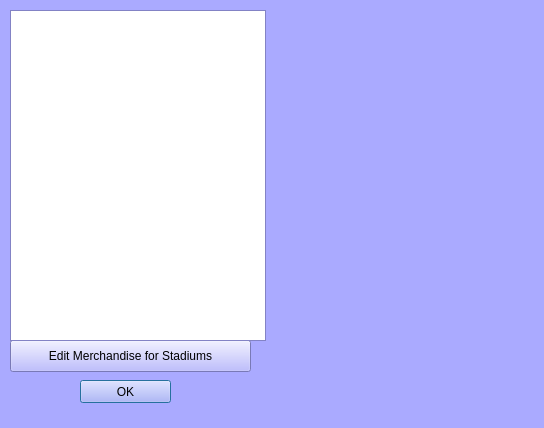
Qt form Project2/adminwindow.ui (Xannada/Spring15Project2) before a commit.
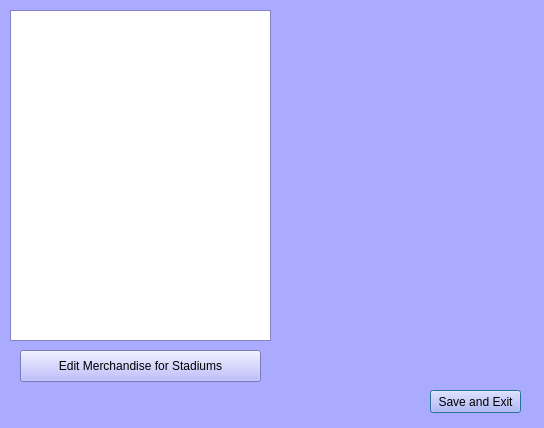
The same form after that commit.

```diff
--- a/Project2/adminwindow.ui
+++ b/Project2/adminwindow.ui
@@ -431,21 +431,21 @@
   <widget class="QPushButton" name="okay">
    <property name="geometry">
     <rect>
-     <x>80</x>
-     <y>380</y>
+     <x>430</x>
+     <y>390</y>
      <width>91</width>
      <height>23</height>
     </rect>
    </property>
    <property name="text">
-    <string>OK</string>
+    <string>Save and Exit</string>
    </property>
   </widget>
   <widget class="QPushButton" name="editMerch">
    <property name="geometry">
     <rect>
-     <x>10</x>
-     <y>340</y>
+     <x>20</x>
+     <y>350</y>
      <width>241</width>
      <height>32</height>
     </rect>
@@ -459,7 +459,7 @@
     <rect>
      <x>10</x>
      <y>10</y>
-     <width>256</width>
+     <width>261</width>
      <height>331</height>
     </rect>
    </property>
```
Left out of the diff: 5 changed lines with no effect on the pictures.
